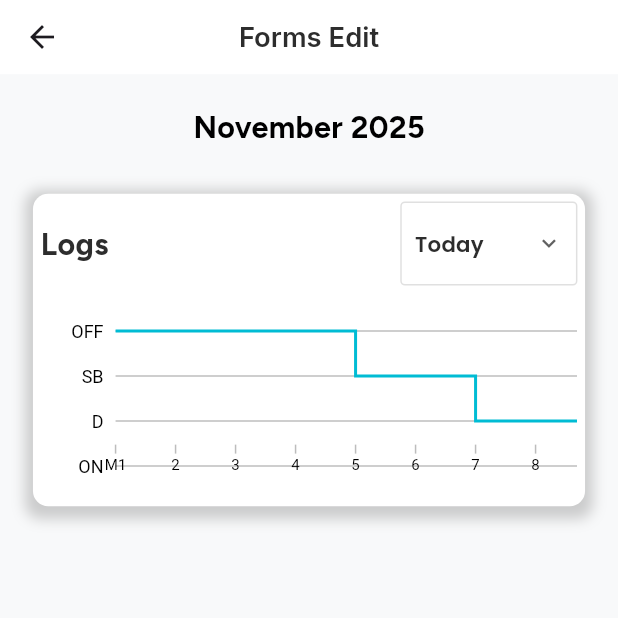
After one commit to firadfd/mmets, a Flutter app: the LogPreviewScreen screen opened by its route, on a phone screen of 412 x 824 dp, the top half of it. The commit adds this screen. Run offline on Flutter 3.47's test engine with Material 3 defaults, Android fonts, the phone set to English and light mode, and no system bars; our stand-ins replace dash_chat_2, flutter_screenutil, get, google_fonts, logger, pinput and 1 more; accounts and stored records are empty.

Commit message:
home flow complete

```diff
--- a/lib/core/binding/app_binding.dart
+++ b/lib/core/binding/app_binding.dart
@@ -6,6 +6,8 @@ import '../../features/auth/controller/sign_up_controller.dart';
 import '../../features/forgot_pass/controller/create_new_pass_controller.dart';
 import '../../features/forgot_pass/controller/forgot_pass_controller.dart';
 import '../../features/forgot_pass/controller/verify_forgot_otp_controller.dart';
+import '../../features/home/controller/form_edit_controller.dart';
+import '../../features/home/controller/message_controller.dart';
 import '../../features/main_view/controller/main_view_controller.dart';
 import '../../features/splash_screen/controller/splash_controller.dart';
 
@@ -21,5 +23,7 @@ class AppBinding extends Bindings {
     Get.lazyPut(() => CreateNewPassController(), fenix: true);
     Get.lazyPut(() => MainViewController(), fenix: true);
     Get.lazyPut(() => HomeController(), fenix: true);
+    Get.lazyPut(() => MessageController(), fenix: true);
+    Get.lazyPut(() => FormEditController(), fenix: true);
      }
 }
--- a/lib/core/routes/app_route.dart
+++ b/lib/core/routes/app_route.dart
@@ -4,10 +4,14 @@ import 'package:mmets/features/auth/screen/sign_in_screen.dart';
 import 'package:mmets/features/auth/screen/sign_up_screen.dart';
 import 'package:mmets/features/auth/screen/verify_otp_screen.dart';
 import 'package:mmets/features/forgot_pass/screen/verify_forgot_otp_screen.dart';
+import 'package:mmets/features/home/screen/message_screen.dart';
+import 'package:mmets/features/home/screen/notification_screen.dart';
 import 'package:mmets/features/main_view/screen/main_view_screen.dart';
 import '../../features/auth/screen/allow_location_screen.dart';
 import '../../features/forgot_pass/screen/create_new_pass_screen.dart';
 import '../../features/forgot_pass/screen/forgot_pass_screen.dart';
+import '../../features/home/screen/form_edit_screen.dart';
+import '../../features/home/screen/log_preview_screen.dart';
 import '../../features/splash_screen/screen/splash_screen.dart';
 
 class AppRoute {
@@ -20,6 +24,10 @@ class AppRoute {
   static String verifyForgotOtpScreen = "/VerifyForgotOtpScreen";
   static String createNewPassScreen = "/CreateNewPassScreen";
   static String mainViewScreen = "/MainViewScreen";
+  static String notificationScreen = "/NotificationScreen";
+  static String messageScreen = "/MessageScreen";
+  static String formEditScreen = "/FormEditScreen";
+  static String logPreviewScreen = "/LogPreviewScreen";
 
   static List<GetPage> route = [
     GetPage(
@@ -67,6 +75,26 @@ class AppRoute {
       page: () => MainViewScreen(),
       transition: Transition.rightToLeft,
     ),
+    GetPage(
+      name: notificationScreen,
+      page: () => NotificationScreen(),
+      transition: Transition.rightToLeft,
+    ),
+    GetPage(
+      name: messageScreen,
+      page: () => MessageScreen(),
+      transition: Transition.rightToLeft,
+    ),
+    GetPage(
+      name: formEditScreen,
+      page: () => FormEditScreen(),
+      transition: Transition.rightToLeft,
+    ),
+    GetPage(
+      name: logPreviewScreen,
+      page: () => LogPreviewScreen(),
+      transition: Transition.rightToLeft,
+    ),
 
   ];
 }
--- /dev/null
+++ b/lib/features/home/controller/log_preview_controller.dart
@@ -0,0 +1,5 @@
+import 'package:get/get.dart';
+import 'package:dash_chat_2/dash_chat_2.dart';
+
+class LogPreviewController extends GetxController {
+}
--- /dev/null
+++ b/lib/features/home/screen/log_preview_screen.dart
@@ -0,0 +1,159 @@
+import 'package:flutter/material.dart';
+import 'package:flutter_screenutil/flutter_screenutil.dart';
+import 'package:get/get.dart';
+import 'package:mmets/core/global_widget/custom_appbar.dart';
+import 'package:mmets/core/global_widget/custom_text.dart';
+
+import '../controller/home_controller.dart';
+import '../widget/step_chart.dart';
+
+class LogPreviewScreen extends StatelessWidget {
+  LogPreviewScreen({super.key});
+
+  final HomeController controller = Get.find();
+
+  @override
+  Widget build(BuildContext context) {
+    return Scaffold(
+      backgroundColor: Color(0xfff8f9fa),
+      appBar: CustomAppBar(title: "Forms Edit"),
+      body: Padding(
+        padding: EdgeInsets.symmetric(horizontal: 20.w),
+        child: SingleChildScrollView(
+          child: Center(
+            child: Column(
+              children: [
+                SizedBox(height: 20.h),
+                CustomTextView(
+                  "November 2025",
+                  fontWeight: FontWeight.w700,
+                  fontSize: 20.sp,
+                ),
+                SizedBox(height: 30.h),
+                Container(
+                  width: double.infinity,
+                  padding: EdgeInsets.all(5.r),
+                  decoration: BoxDecoration(
+                    color: Colors.white,
+                    borderRadius: BorderRadius.circular(10.r),
+                    boxShadow: [
+                      BoxShadow(
+                        color: Colors.grey.withOpacity(0.5),
+                        spreadRadius: 5,
+                        blurRadius: 7,
+                        offset: Offset(0, 3),
+                      ),
+                    ],
+                  ),
+                  child: Column(
+                    children: [
+                      Row(
+                        mainAxisAlignment: MainAxisAlignment.spaceBetween,
+                        children: [
+                          CustomTextView(
+                            "Logs",
+                            fontWeight: FontWeight.w700,
+                            fontSize: 20.sp,
+                            color: const Color(0xff2D2D2D),
+                          ),
+                          Obx(
+                            () => Container(
+                              padding: EdgeInsets.symmetric(
+                                horizontal: 8.w,
+                                vertical: 3.h,
+                              ),
+                              decoration: BoxDecoration(
+                                border: Border.all(color: Colors.grey.shade300),
+                                borderRadius: BorderRadius.circular(3.r),
+                              ),
+                              child: DropdownButtonHideUnderline(
+                                child: DropdownButton<String>(
+                                  value: controller.selectedPeriod.value,
+                                  icon: Icon(
+                                    Icons.keyboard_arrow_down,
+                                    size: 18.r,
+                                  ),
+                                  items:
+                                      [
+                                        'Today',
+                                        'Yesterday',
+                                        'This Week',
+                                        'This Month',
+                                      ].map((String value) {
+                                        return DropdownMenuItem<String>(
+                                          value: value,
+                                          child: Text(
+                                            value,
+                                            style: TextStyle(fontSize: 14.sp),
+                                          ),
+                                        );
+                                      }).toList(),
+                                  onChanged: (String? newValue) {
+                                    if (newValue != null) {
+                                      controller.selectPeriod(newValue);
+                                    }
+                                  },
+                                ),
+                              ),
+                            ),
+                          ),
+                        ],
+                      ),
+                      SizedBox(height: 20.h),
+                      SizedBox(
+                        height: 120.h,
+                        child: SingleChildScrollView(
+                          scrollDirection: Axis.horizontal,
+                          child: StateStepChart(
+                            values: [
+                              0,
+                              0,
+                              0,
+                              0,
+                              1,
+                              1,
+                              2,
+                              2,
+                              2,
+                              1,
+                              0,
+                              0,
+                              3,
+                              3,
+                              3,
+                            ],
+                            xLabels: [
+                              "M1",
+                              "2",
+                              "3",
+                              "4",
+                              "5",
+                              "6",
+                              "7",
+                              "8",
+                              "9",
+                              "10",
+                              "11",
+                              "N1",
+                              "2",
+                              "3",
+                              "4",
+                              "5",
+                              "6",
+                            ],
+                            cellWidth: 40,
+                            cellHeight: 30,
+                          ),
+                        ),
+                      ),
+                    ],
+                  ),
+                ),
+              ],
+            ),
+          ),
+        ),
+      ),
+    );
+  }
+}
--- a/pubspec.yaml
+++ b/pubspec.yaml
@@ -30,6 +30,11 @@ dependencies:
   mime: ^2.0.0
   file_picker: ^9.1.0
   fl_chart: ^1.0.0
+  dash_chat_2: ^0.0.21
+
+
+dependency_overrides:
+  intl: 0.20.2
 
 dev_dependencies:
   flutter_test:
```
Also changed, not shown: lib/features/home/controller/form_edit_controller.dart (added, +13 -0 lines), lib/features/home/controller/message_controller.dart (added, +36 -0 lines), lib/features/home/screen/form_edit_screen.dart (added, +69 -0 lines), lib/features/home/screen/home_screen.dart (+4 -3 lines), lib/features/home/screen/message_screen.dart (added, +110 -0 lines), lib/features/home/screen/notification_screen.dart (added, +35 -0 lines), lib/features/home/widget/custom_dropdown.dart (added, +54 -0 lines), lib/features/home/widget/notification_item.dart (added, +86 -0 lines), pubspec.lock.
